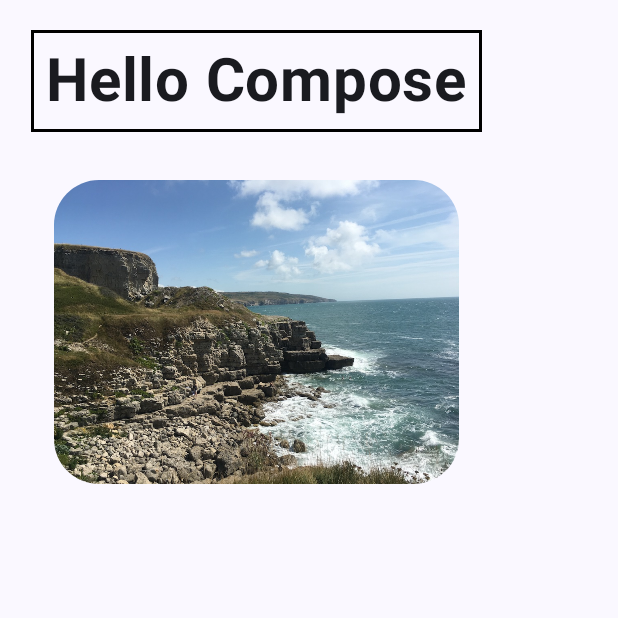
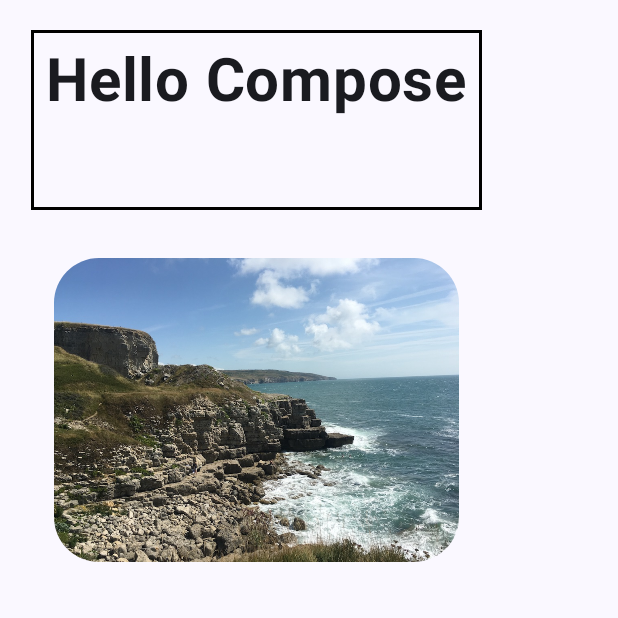
Before and after one commit to Alllinyashhhkaaa/YastrubAlina, an Android app built with Jetpack Compose: the screen it shows after launch (MainActivity), on a phone screen of 412 x 824 dp, the top half of it. Run offline under Robolectric (Android 15) with nearby library versions, the phone set to English and light mode, and no system bars.

Commit message:
5 commit

```diff
--- a/app/src/main/java/com/example/modifierdemo/MainActivity.kt
+++ b/app/src/main/java/com/example/modifierdemo/MainActivity.kt
@@ -42,6 +42,8 @@ fun DemoScreen(modifier: Modifier = Modifier) {
         .border(width = 2.dp, color = Color.Black)
         .padding(all = 10.dp)
 
+    val secondModifier = Modifier.height(100.dp)
+
     Column(
         modifier.padding(20.dp),
         horizontalAlignment = Alignment.CenterHorizontally,
@@ -49,7 +51,7 @@ fun DemoScreen(modifier: Modifier = Modifier) {
     ) {
         Text(
             "Hello Compose",
-            mymodifier,
+            mymodifier.then(secondModifier),
             fontSize = 40.sp,
             fontWeight = FontWeight.Bold
         )
```
